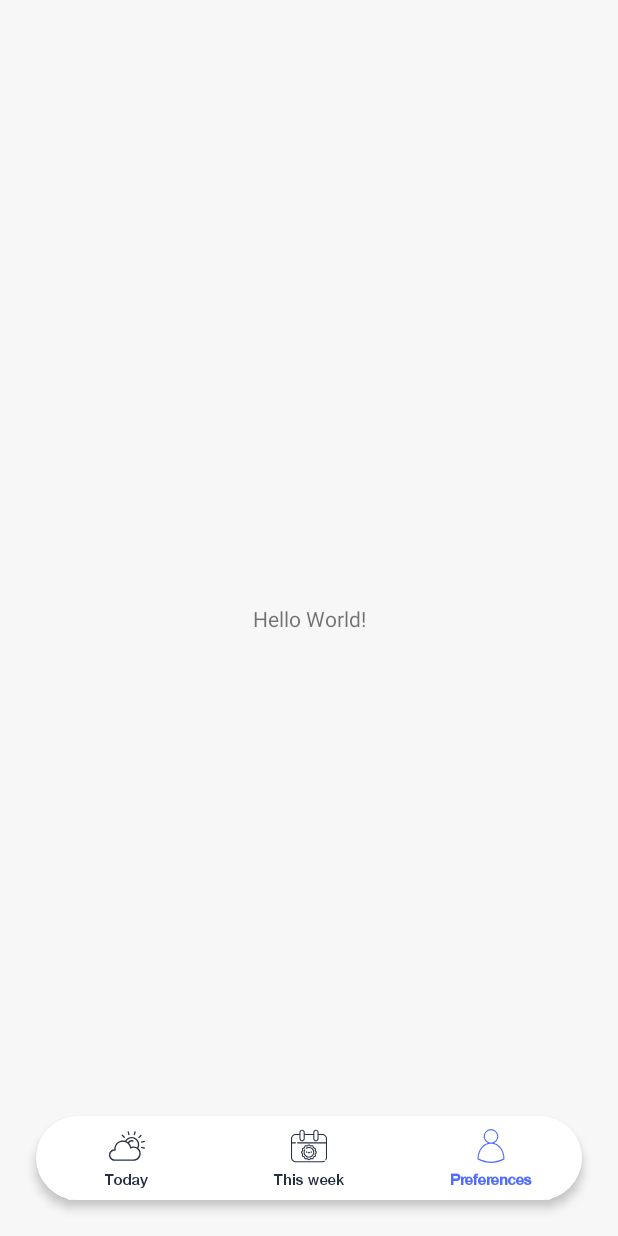
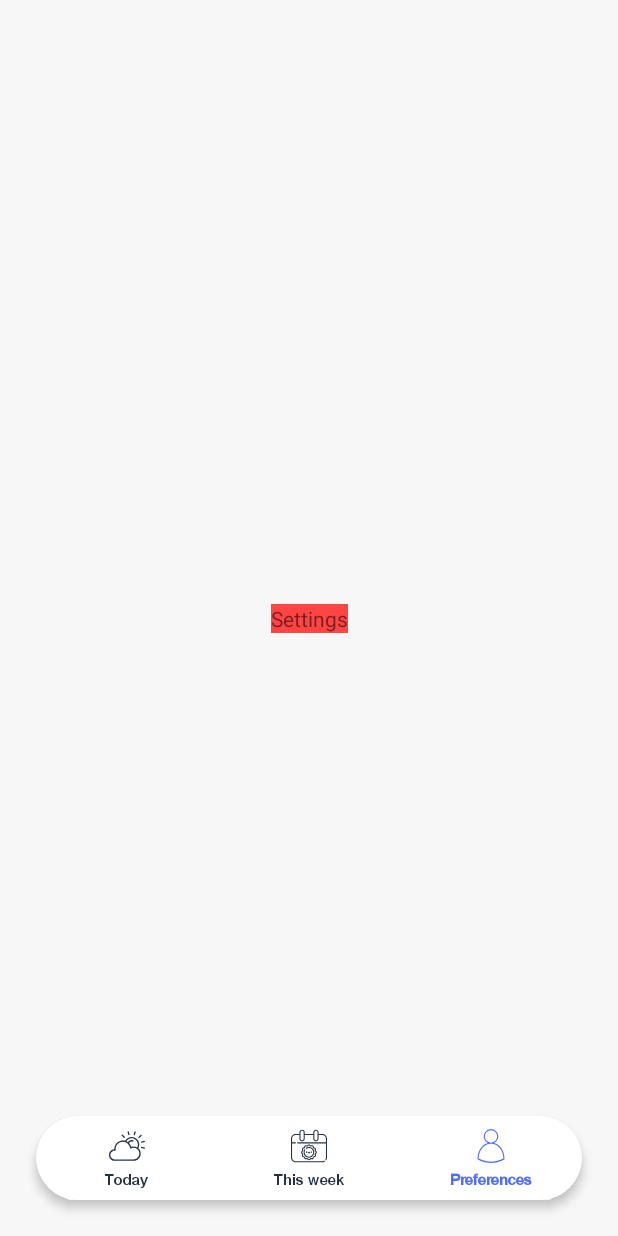
Before and after one commit to fabirt/weather-forecast-app, an Android app: the screen it shows after launch (MainActivity), item 3 of the bottom bar chosen, on a phone screen of 412 x 824 dp. Run offline under Robolectric (Android 15) with nearby library versions, the phone set to English and light mode, and no system bars; our stand-ins replace navigation-ui.

Commit message:
Creating navigation host and inital fragments

```diff
--- a/android/app/build.gradle
+++ b/android/app/build.gradle
@@ -32,8 +32,10 @@ dependencies {
     implementation "org.jetbrains.kotlin:kotlin-stdlib-jdk7:$kotlin_version"
     implementation 'androidx.appcompat:appcompat:1.1.0'
     implementation 'androidx.core:core-ktx:1.2.0'
+    implementation "androidx.fragment:fragment:1.2.4"
     implementation 'androidx.constraintlayout:constraintlayout:1.1.3'
     implementation 'androidx.recyclerview:recyclerview:1.1.0'
+    implementation "androidx.transition:transition:1.3.0"
 
     // Navigation
     implementation "androidx.navigation:navigation-fragment-ktx:$navigation_version"
@@ -53,6 +55,9 @@ dependencies {
 
     // Room
     implementation "androidx.room:room-runtime:$room_version"
+    implementation 'androidx.legacy:legacy-support-v4:1.0.0'
+    implementation 'androidx.lifecycle:lifecycle-extensions:2.2.0'
+    implementation 'androidx.lifecycle:lifecycle-viewmodel-ktx:2.2.0'
     kapt "androidx.room:room-compiler:$room_version"
 
     testImplementation 'junit:junit:4.12'
--- a/android/app/src/main/AndroidManifest.xml
+++ b/android/app/src/main/AndroidManifest.xml
@@ -12,7 +12,7 @@
         android:screenOrientation="portrait"
         android:supportsRtl="true"
         android:theme="@style/AppTheme">
-        <activity android:name=".MainActivity">
+        <activity android:name=".presentation.MainActivity">
             <intent-filter>
                 <action android:name="android.intent.action.MAIN" />
 
--- /dev/null
+++ b/android/app/src/main/java/com/fabirt/weatherforecast/presentation/MainActivity.kt
@@ -0,0 +1,19 @@
+package com.fabirt.weatherforecast.presentation
+
+import androidx.appcompat.app.AppCompatActivity
+import android.os.Bundle
+import androidx.navigation.findNavController
+import androidx.navigation.ui.setupWithNavController
+import com.fabirt.weatherforecast.R
+import kotlinx.android.synthetic.main.activity_main.*
+
+class MainActivity : AppCompatActivity() {
+
+    override fun onCreate(savedInstanceState: Bundle?) {
+        super.onCreate(savedInstanceState)
+        setContentView(R.layout.activity_main)
+
+        val navController = findNavController(R.id.nav_host_fragment)
+        bottom_nav.setupWithNavController(navController)
+    }
+}
--- /dev/null
+++ b/android/app/src/main/java/com/fabirt/weatherforecast/presentation/settings/SettingsFragment.kt
@@ -0,0 +1,34 @@
+package com.fabirt.weatherforecast.presentation.settings
+
+import androidx.lifecycle.ViewModelProviders
+import android.os.Bundle
+import androidx.fragment.app.Fragment
+import android.view.LayoutInflater
+import android.view.View
+import android.view.ViewGroup
+import androidx.lifecycle.ViewModelProvider
+
+import com.fabirt.weatherforecast.R
+
+class SettingsFragment : Fragment() {
+
+    companion object {
+        fun newInstance() = SettingsFragment()
+    }
+
+    private lateinit var viewModel: SettingsViewModel
+
+    override fun onCreateView(
+        inflater: LayoutInflater, container: ViewGroup?,
+        savedInstanceState: Bundle?
+    ): View? {
+        return inflater.inflate(R.layout.settings_fragment, container, false)
+    }
+
+    override fun onActivityCreated(savedInstanceState: Bundle?) {
+        super.onActivityCreated(savedInstanceState)
+        viewModel = ViewModelProvider(this).get(SettingsViewModel::class.java)
+        // TODO: Use the ViewModel
+    }
+
+}
--- /dev/null
+++ b/android/app/src/main/java/com/fabirt/weatherforecast/presentation/settings/SettingsViewModel.kt
@@ -0,0 +1,7 @@
+package com.fabirt.weatherforecast.presentation.settings
+
+import androidx.lifecycle.ViewModel
+
+class SettingsViewModel : ViewModel() {
+    // TODO: Implement the ViewModel
+}
--- /dev/null
+++ b/android/app/src/main/java/com/fabirt/weatherforecast/presentation/weather/WeatherFragment.kt
@@ -0,0 +1,34 @@
+package com.fabirt.weatherforecast.presentation.weather
+
+import androidx.lifecycle.ViewModelProviders
+import android.os.Bundle
+import androidx.fragment.app.Fragment
+import android.view.LayoutInflater
+import android.view.View
+import android.view.ViewGroup
+import androidx.lifecycle.ViewModelProvider
+
+import com.fabirt.weatherforecast.R
+
+class WeatherFragment : Fragment() {
+
+    companion object {
+        fun newInstance() = WeatherFragment()
+    }
+
+    private lateinit var viewModel: WeatherViewModel
+
+    override fun onCreateView(
+        inflater: LayoutInflater, container: ViewGroup?,
+        savedInstanceState: Bundle?
+    ): View? {
+        return inflater.inflate(R.layout.weather_fragment, container, false)
+    }
+
+    override fun onActivityCreated(savedInstanceState: Bundle?) {
+        super.onActivityCreated(savedInstanceState)
+        viewModel = ViewModelProvider(this).get(WeatherViewModel::class.java)
+        // TODO: Use the ViewModel
+    }
+
+}
--- /dev/null
+++ b/android/app/src/main/java/com/fabirt/weatherforecast/presentation/weather/WeatherViewModel.kt
@@ -0,0 +1,7 @@
+package com.fabirt.weatherforecast.presentation.weather
+
+import androidx.lifecycle.ViewModel
+
+class WeatherViewModel : ViewModel() {
+    // TODO: Implement the ViewModel
+}
--- a/android/app/src/main/res/layout/activity_main.xml
+++ b/android/app/src/main/res/layout/activity_main.xml
@@ -5,18 +5,22 @@
     android:layout_width="match_parent"
     android:layout_height="match_parent"
     android:elevation="0dp"
-    tools:context=".MainActivity">
+    tools:context=".presentation.MainActivity">
 
-    <TextView
-        android:layout_width="wrap_content"
-        android:layout_height="wrap_content"
-        android:text="Hello World!"
-        app:layout_constraintBottom_toBottomOf="parent"
+    <fragment
+        android:id="@+id/nav_host_fragment"
+        android:name="androidx.navigation.fragment.NavHostFragment"
+        android:layout_width="0dp"
+        android:layout_height="0dp"
         app:layout_constraintLeft_toLeftOf="parent"
         app:layout_constraintRight_toRightOf="parent"
-        app:layout_constraintTop_toTopOf="parent" />
+        app:layout_constraintTop_toTopOf="parent"
+        app:layout_constraintBottom_toBottomOf="parent"
+        app:defaultNavHost="true"
+        app:navGraph="@navigation/nav_graph" />
 
     <com.google.android.material.bottomnavigation.BottomNavigationView
+        android:id="@+id/bottom_nav"
         android:layout_width="match_parent"
         android:layout_height="0dp"
         android:layout_marginStart="24dp"
--- /dev/null
+++ b/android/app/src/main/res/layout/settings_fragment.xml
@@ -0,0 +1,20 @@
+<?xml version="1.0" encoding="utf-8"?>
+
+<androidx.constraintlayout.widget.ConstraintLayout xmlns:android="http://schemas.android.com/apk/res/android"
+    xmlns:app="http://schemas.android.com/apk/res-auto"
+    xmlns:tools="http://schemas.android.com/tools"
+    android:layout_width="match_parent"
+    android:layout_height="match_parent"
+    tools:context=".presentation.settings.SettingsFragment">
+
+    <TextView
+        android:layout_width="wrap_content"
+        android:layout_height="wrap_content"
+        android:background="@android:color/holo_red_light"
+        android:text="Settings"
+        app:layout_constraintBottom_toBottomOf="parent"
+        app:layout_constraintEnd_toEndOf="parent"
+        app:layout_constraintStart_toStartOf="parent"
+        app:layout_constraintTop_toTopOf="parent" />
+
+</androidx.constraintlayout.widget.ConstraintLayout>
--- a/android/app/src/main/res/menu/bottom_menu.xml
+++ b/android/app/src/main/res/menu/bottom_menu.xml
@@ -2,12 +2,15 @@
 <menu xmlns:android="http://schemas.android.com/apk/res/android">
 
     <item
+        android:id="@+id/weatherFragment"
         android:icon="@drawable/ic_weather"
         android:title="@string/current_weather" />
     <item
+        android:id="@+id/futureWeatherFragment"
         android:icon="@drawable/ic_calendar"
         android:title="@string/future_weather" />
     <item
+        android:id="@+id/settingsFragment"
         android:icon="@drawable/ic_user"
         android:title="@string/preferences" />
 </menu>
--- /dev/null
+++ b/android/app/src/main/res/navigation/nav_graph.xml
@@ -0,0 +1,23 @@
+<?xml version="1.0" encoding="utf-8"?>
+<navigation xmlns:android="http://schemas.android.com/apk/res/android"
+    xmlns:app="http://schemas.android.com/apk/res-auto"
+    xmlns:tools="http://schemas.android.com/tools"
+    android:id="@+id/nav_graph"
+    app:startDestination="@id/weatherFragment">
+
+    <fragment
+        android:id="@+id/weatherFragment"
+        android:name="com.fabirt.weatherforecast.presentation.weather.WeatherFragment"
+        android:label="weather_fragment"
+        tools:layout="@layout/weather_fragment" />
+    <fragment
+        android:id="@+id/futureWeatherFragment"
+        android:name="com.fabirt.weatherforecast.presentation.futureweather.FutureWeatherFragment"
+        android:label="future_weather_fragment"
+        tools:layout="@layout/future_weather_fragment" />
+    <fragment
+        android:id="@+id/settingsFragment"
+        android:name="com.fabirt.weatherforecast.presentation.settings.SettingsFragment"
+        android:label="settings_fragment"
+        tools:layout="@layout/settings_fragment" />
+</navigation>
```
Also changed, not shown: android/app/src/main/java/com/fabirt/weatherforecast/MainActivity.kt (deleted, +0 -12 lines), android/app/src/main/java/com/fabirt/weatherforecast/presentation/futureweather/FutureWeatherFragment.kt (added, +34 -0 lines), android/app/src/main/java/com/fabirt/weatherforecast/presentation/futureweather/FutureWeatherViewModel.kt (added, +7 -0 lines), android/app/src/main/res/layout/future_weather_fragment.xml (added, +19 -0 lines), android/app/src/main/res/layout/weather_fragment.xml (added, +19 -0 lines).
